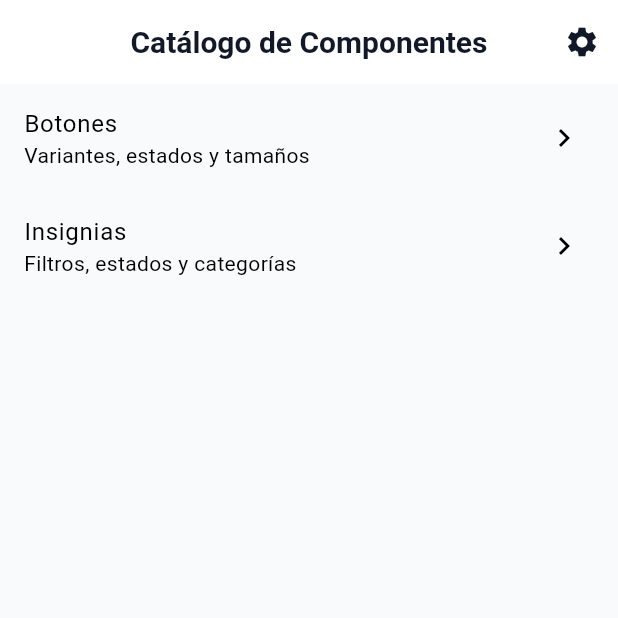
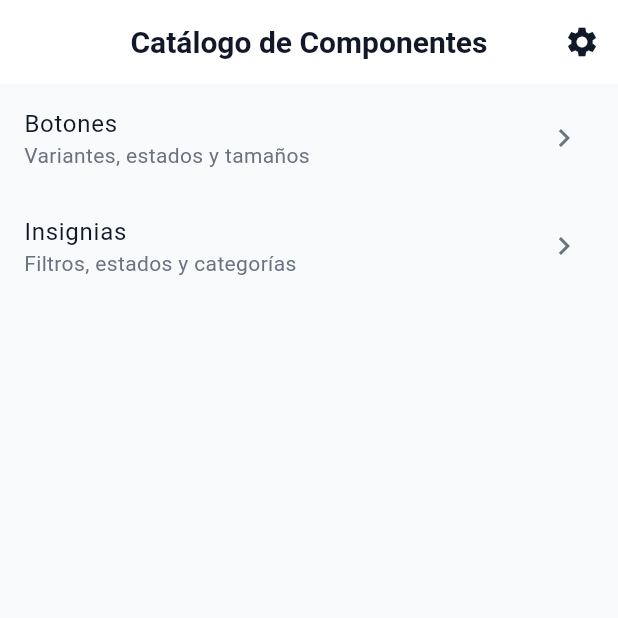
Before and after one commit to alexMartJu/PoiQuest_frontend_flutter, a Flutter app: the screen it shows after launch, on a phone screen of 412 x 824 dp, the top half of it. Run offline on Flutter 3.47's test engine with Material 3 defaults, Android fonts, the phone set to English and light mode, and no system bars; our stand-ins replace equatable, flutter_riverpod, shared_preferences.

Commit message:
Migrate AppTheme to Material 3 and improve color scheme tokens

```diff
--- a/lib/app/theme/app_theme.dart
+++ b/lib/app/theme/app_theme.dart
@@ -2,7 +2,8 @@ import 'package:flutter/material.dart';
 import 'package:poiquest_frontend_flutter/app/theme/app_palette.dart';
 
 class AppTheme {
-  static final TextTheme _textTheme = const TextTheme(
+  // ================== TEXT THEME ==================
+  static const TextTheme _textTheme = TextTheme(
     headlineLarge: TextStyle(fontSize: 28, fontWeight: FontWeight.w700),
     headlineMedium: TextStyle(fontSize: 24, fontWeight: FontWeight.w600),
     titleLarge: TextStyle(fontSize: 20, fontWeight: FontWeight.w600),
@@ -15,81 +16,127 @@ class AppTheme {
     labelSmall: TextStyle(fontSize: 11, letterSpacing: 0.2),
   );
 
-  // Tema claro
+  // ================== COLOR SCHEME (M3 SAFE) ==================
+  static ColorScheme _scheme(AppPalette p, Brightness brightness) {
+    return ColorScheme(
+      brightness: brightness,
+      primary: p.primary,
+      onPrimary: p.onPrimary,
+      secondary: p.secondary,
+      onSecondary: p.onSecondary,
+      surface: p.surface,
+      onSurface: p.textPrimary,
+      error: p.danger,
+      onError: p.onDanger,
+
+      // NEW Material 3 containers
+      surfaceContainerHighest: p.surface.withValues(alpha: 0.98),
+      surfaceContainerHigh: p.surface.withValues(alpha: 0.95),
+      surfaceContainer: p.surface.withValues(alpha: 0.90),
+      primaryContainer: p.primary.withValues(alpha: 0.15),
+      onPrimaryContainer: p.onPrimary,
+      secondaryContainer: p.secondary.withValues(alpha: 0.15),
+      onSecondaryContainer: p.onSecondary,
+      onSurfaceVariant: p.textSecondary,
+      outline: p.border,
+      shadow: Colors.black,
+      scrim: Colors.black,
+      inverseSurface: p.textPrimary,
+      inversePrimary: p.primary,
+    );
+  }
+
+  // ================== APP BAR THEME ==================
+  static AppBarTheme _appBarTheme(ColorScheme c) {
+    return AppBarTheme(
+      backgroundColor: c.surfaceContainerHigh, // Elevation layer
+      foregroundColor: c.onSurface,
+      elevation: 0,
+      centerTitle: true,
+      surfaceTintColor: Colors.transparent,
+      iconTheme: IconThemeData(color: c.primary),
+      actionsIconTheme: IconThemeData(color: c.primary),
+      titleTextStyle: TextStyle(
+        fontSize: 20,
+        fontWeight: FontWeight.bold,
+        color: c.onSurface,
+      ),
+    );
+  }
+
+  // ================== NAVIGATION BAR THEME ==================
+  static NavigationBarThemeData _navTheme(ColorScheme c) {
+    return NavigationBarThemeData(
+      backgroundColor: c.surface,
+      elevation: 0,
+      surfaceTintColor: Colors.transparent,
+      indicatorColor: c.primary.withValues(alpha: 0.18),
+
+      iconTheme: WidgetStateProperty.resolveWith((states) {
+        final selected = states.contains(WidgetState.selected);
+        return IconThemeData(
+          color: selected ? c.primary : c.onSurface.withValues(alpha: 0.6),
+        );
+      }),
+
+      labelTextStyle: WidgetStateProperty.resolveWith((states) {
+        final selected = states.contains(WidgetState.selected);
+        return TextStyle(
+          fontSize: 12,
+          fontWeight: FontWeight.w600,
+          color: selected ? c.primary : c.onSurface.withValues(alpha: 0.6),
+        );
+      }),
+    );
+  }
+
+  // ================== FINAL THEMES ==================
   static ThemeData light = ThemeData(
     useMaterial3: true,
     brightness: Brightness.light,
+    colorScheme: _scheme(appPaletteLight, Brightness.light),
+    textTheme: _textTheme,
     scaffoldBackgroundColor: appPaletteLight.background,
-    colorScheme: ColorScheme.light(
-      primary: appPaletteLight.primary,
-      onPrimary: appPaletteLight.onPrimary,
-      secondary: appPaletteLight.secondary,
-      onSecondary: appPaletteLight.onSecondary,
-      error: appPaletteLight.danger,
-      onError: appPaletteLight.onDanger,
-      surface: appPaletteLight.surface,
-    ),
     cardColor: appPaletteLight.surface,
-    dividerColor: appPaletteLight.border,
-    textTheme: _textTheme.apply(
-      bodyColor: appPaletteLight.textPrimary,
-      displayColor: appPaletteLight.textPrimary,
-    ),
-    appBarTheme: AppBarTheme(
-      backgroundColor: appPaletteLight.surface,
-      foregroundColor: appPaletteLight.textPrimary,
-      elevation: 0,
-      centerTitle: true,
-    ),
-    bottomNavigationBarTheme: BottomNavigationBarThemeData(
-      backgroundColor: appPaletteLight.surface,
-      selectedItemColor: appPaletteLight.primary,
-      unselectedItemColor: appPaletteLight.textSecondary,
-      showUnselectedLabels: true,
-      type: BottomNavigationBarType.fixed,
-    ),
-    floatingActionButtonTheme: FloatingActionButtonThemeData(
-      backgroundColor: appPaletteLight.secondary,
-      foregroundColor: appPaletteLight.onSecondary,
-    ),
+    appBarTheme: _appBarTheme(_scheme(appPaletteLight, Brightness.light)),
+    navigationBarTheme: _navTheme(_scheme(appPaletteLight, Brightness.light)),
   );
 
-  // Tema oscuro
   static ThemeData dark = ThemeData(
     useMaterial3: true,
     brightness: Brightness.dark,
+    colorScheme: _scheme(appPaletteDark, Brightness.dark),
+    textTheme: _textTheme,
     scaffoldBackgroundColor: appPaletteDark.background,
-    colorScheme: ColorScheme.dark(
-      primary: appPaletteDark.primary,
-      onPrimary: appPaletteDark.onPrimary,
-      secondary: appPaletteDark.secondary,
-      onSecondary: appPaletteDark.onSecondary,
-      error: appPaletteDark.danger,
-      onError: appPaletteDark.onDanger,
-      surface: appPaletteDark.surface,
-    ),
     cardColor: appPaletteDark.surface,
-    dividerColor: appPaletteDark.border,
-    textTheme: _textTheme.apply(
-      bodyColor: appPaletteDark.textPrimary,
-      displayColor: appPaletteDark.textPrimary,
-    ),
-    appBarTheme: AppBarTheme(
-      backgroundColor: appPaletteDark.surface,
-      foregroundColor: appPaletteDark.textPrimary,
-      elevation: 0,
-      centerTitle: true,
-    ),
-    bottomNavigationBarTheme: BottomNavigationBarThemeData(
-      backgroundColor: appPaletteDark.surface,
-      selectedItemColor: appPaletteDark.primary,
-      unselectedItemColor: appPaletteDark.textSecondary,
-      showUnselectedLabels: true,
-      type: BottomNavigationBarType.fixed,
-    ),
-    floatingActionButtonTheme: FloatingActionButtonThemeData(
-      backgroundColor: appPaletteDark.secondary,
-      foregroundColor: appPaletteDark.onSecondary,
-    ),
+    appBarTheme: _appBarTheme(_scheme(appPaletteDark, Brightness.dark)),
+    navigationBarTheme: _navTheme(_scheme(appPaletteDark, Brightness.dark)),
   );
 }
+
+// ================== TOKENS ==================
+extension AppColorTokens on ColorScheme {
+  Color get success =>
+      brightness == Brightness.dark ? appPaletteDark.primary : appPaletteLight.primary;
+
+  Color get onSuccess =>
+      brightness == Brightness.dark ? appPaletteDark.onPrimary : appPaletteLight.onPrimary;
+
+  Color get warning =>
+      brightness == Brightness.dark ? appPaletteDark.warning : appPaletteLight.warning;
+
+  Color get onWarning =>
+      brightness == Brightness.dark ? appPaletteDark.onWarning : appPaletteLight.onWarning;
+
+  Color get border =>
+      brightness == Brightness.dark ? appPaletteDark.border : appPaletteLight.border;
+
+  Color get textPrimary =>
+      brightness == Brightness.dark ? appPaletteDark.textPrimary : appPaletteLight.textPrimary;
+
+  Color get textSecondary =>
+      brightness == Brightness.dark ? appPaletteDark.textSecondary : appPaletteLight.textSecondary;
+
+  Color get titles =>
+      brightness == Brightness.dark ? appPaletteDark.primary : appPaletteLight.primary;
+}
```
